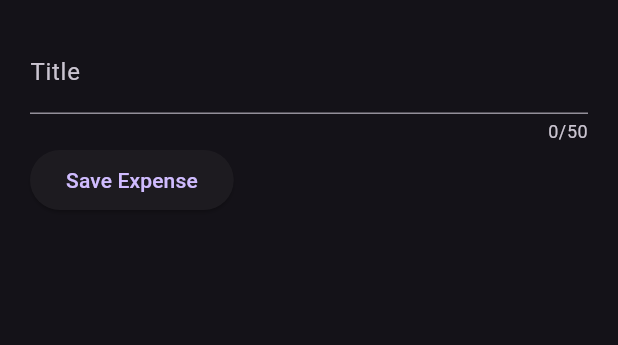
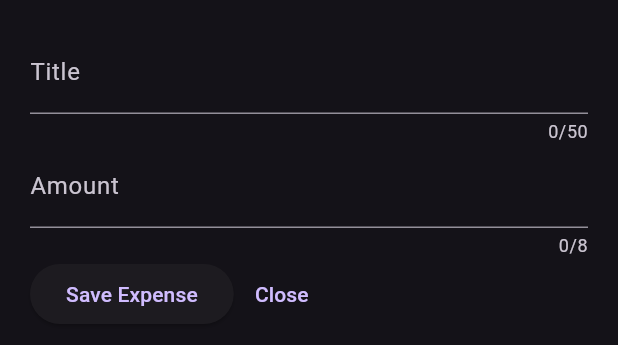
Before and after one commit to AtharvaParadkar/Expense-Tracker-App, a Flutter app: the NewExpense widget shown alone on an empty page, opened directly, after a tap on "Save Expense", on a phone screen of 412 x 824 dp. Shown: the top 345 px of the screen. Run offline on Flutter 3.47's test engine with Material 3 defaults, Android fonts, the phone set to English and light mode, and no system bars.

Commit message:
Storing Expense

```diff
--- a/lib/widgets/new_expense.dart
+++ b/lib/widgets/new_expense.dart
@@ -17,11 +17,14 @@ class _NewExpenseState extends State<NewExpense> {
   //& }
 
   //~ 2 way
-  final _titleController = TextEditingController();
+  final _titleController = TextEditingController(),
+      _amountController = TextEditingController();
   //^ When you create the TextEditingController tell flutter to delete thet controller when widget is not needed anymore
   @override
-  void dispose() {        //? Only stateful widget can implement dispose
+  void dispose() {
+    //? Only stateful widget can implement dispose
     _titleController.dispose();
+    _amountController.dispose();
     super.dispose();
   }
   // Dispose like 'initState' and 'build' is part of statful widgets lifecycle. Its called automatically by flutter when the widget & its state are about to be destroyed(removed from UI).
@@ -43,13 +46,27 @@ class _NewExpenseState extends State<NewExpense> {
                 label: Text('Title'),
               ),
             ),
+            TextField(
+              controller: _amountController,
+              maxLength: 8,
+              keyboardType: TextInputType.number,
+              decoration: const InputDecoration(
+                prefixText: '\u{20B9} ',
+                label: Text('Amount'),
+              ),
+            ),
             Row(
               children: [
                 ElevatedButton(
                   onPressed: () {
                     print(_titleController.text);
+                    print(_amountController.text);
                   },
                   child: const Text('Save Expense'),
+                ),
+                TextButton(
+                  onPressed: () {},
+                  child: const Text('Close'),
                 ),
               ],
             )
```
